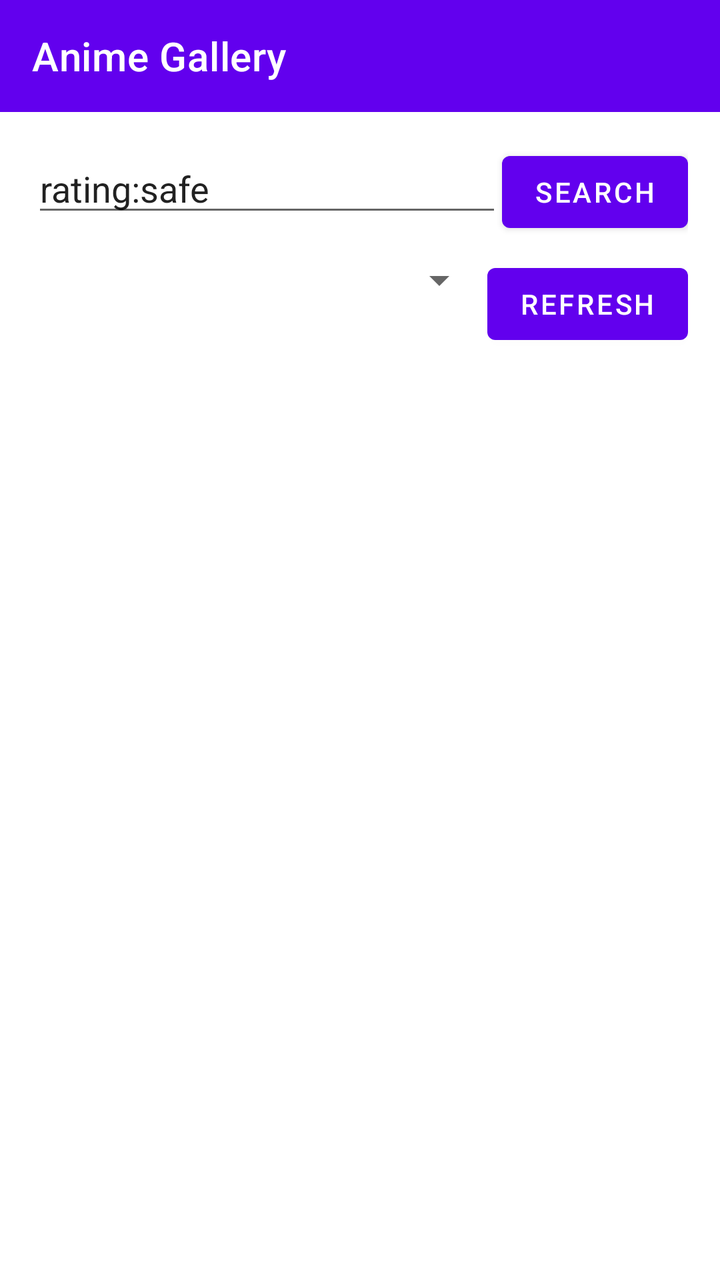
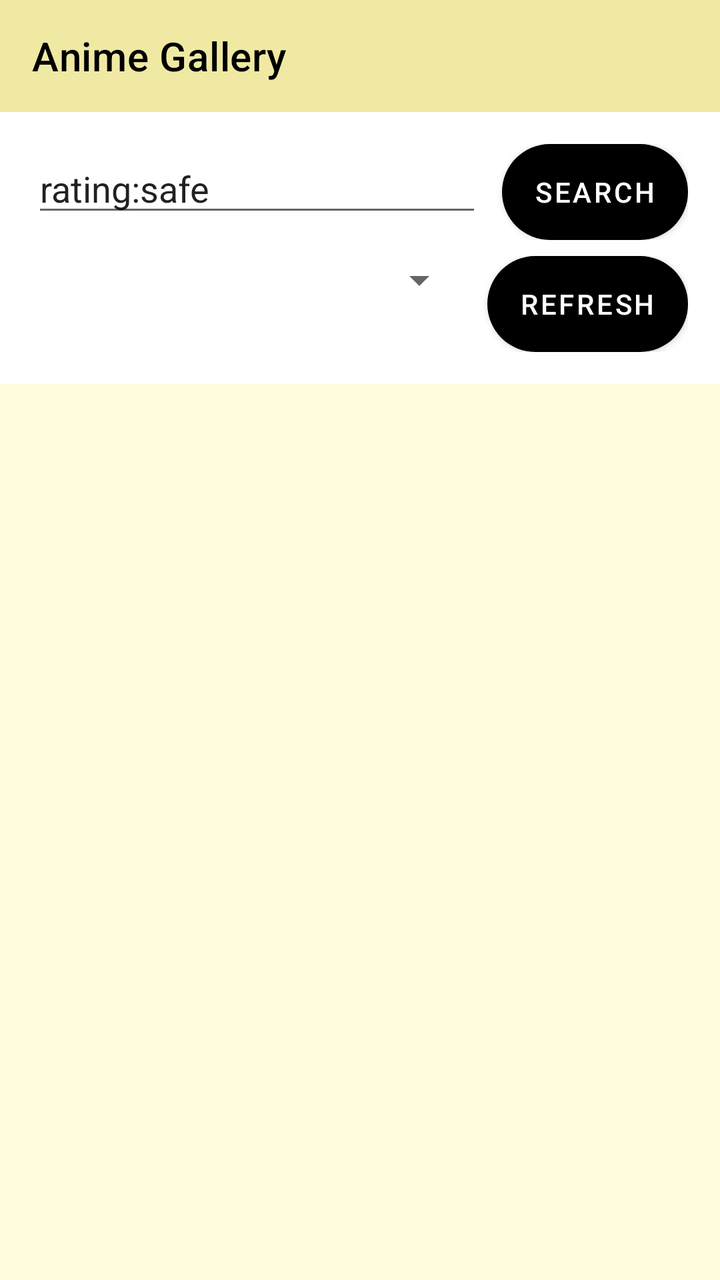

The first picture is an Android layout as it rendered before a commit; the second is the same layout after the commit. The layout source and the unified diff follow.
<!-- AndroidManifest.xml: activity theme Theme.MyAnimeTracker.NoActionBar -->
<!-- res/layout/activity_gallery.xml -->
<?xml version="1.0" encoding="utf-8"?>
<LinearLayout xmlns:android="http://schemas.android.com/apk/res/android"
    xmlns:app="http://schemas.android.com/apk/res-auto"
    android:layout_width="match_parent"
    android:layout_height="match_parent"
    android:orientation="vertical">

    <androidx.appcompat.widget.Toolbar
        android:id="@+id/toolbar"
        android:layout_width="match_parent"
        android:layout_height="?attr/actionBarSize"
        android:background="?attr/colorPrimary"
        android:theme="@style/ThemeOverlay.AppCompat.Dark.ActionBar"
        app:title="Anime Gallery" />

    <LinearLayout
        android:layout_width="match_parent"
        android:layout_height="wrap_content"
        android:orientation="vertical"
        android:padding="16dp">

        <LinearLayout
            android:layout_width="match_parent"
            android:layout_height="wrap_content"
            android:orientation="horizontal">

            <EditText
                android:id="@+id/searchEditText"
                android:layout_width="0dp"
                android:layout_height="wrap_content"
                android:layout_weight="1"
                android:hint="Search tags..."
                android:text="rating:safe" />

            <Button
                android:id="@+id/searchButton"
                android:layout_width="wrap_content"
                android:layout_height="wrap_content"
                android:text="Search" />

        </LinearLayout>

        <LinearLayout
            android:layout_width="match_parent"
            android:layout_height="wrap_content"
            android:orientation="horizontal"
            android:layout_marginTop="8dp">

            <Spinner
                android:id="@+id/tagsSpinner"
                android:layout_width="0dp"
                android:layout_height="wrap_content"
                android:layout_weight="01" />

            <Button
                android:id="@+id/refreshButton"
                android:layout_width="wrap_content"
                android:layout_height="wrap_content"
                android:text="Refresh" />

        </LinearLayout>

        <ProgressBar
            android:id="@+id/progressBar"
            android:layout_width="wrap_content"
            android:layout_height="wrap_content"
            android:layout_gravity="center"
            android:layout_margin="16dp"
            android:visibility="gone" />

    </LinearLayout>

    <androidx.recyclerview.widget.RecyclerView
        android:id="@+id/postsRecyclerView"
        android:layout_width="match_parent"
        android:layout_height="match_parent" />

</LinearLayout>
<!-- resources referenced by this layout -->
<resources>
  <style name="Theme.MyAnimeTracker.NoActionBar">
          <item name="windowActionBar">false</item>
          <item name="windowNoTitle">true</item>
      </style>
</resources>

<!-- the commit's change to res/layout/activity_gallery.xml (unified diff, before → after) -->
@@ -9,9 +9,10 @@
         android:id="@+id/toolbar"
         android:layout_width="match_parent"
         android:layout_height="?attr/actionBarSize"
-        android:background="?attr/colorPrimary"
+        android:background="@drawable/top_background"
         android:theme="@style/ThemeOverlay.AppCompat.Dark.ActionBar"
-        app:title="Anime Gallery" />
+        app:title="Anime Gallery"
+        app:titleTextColor="@color/black"/>
 
     <LinearLayout
         android:layout_width="match_parent"
@@ -36,7 +37,10 @@
                 android:id="@+id/searchButton"
                 android:layout_width="wrap_content"
                 android:layout_height="wrap_content"
-                android:text="Search" />
+                android:background="@drawable/button"
+                app:backgroundTint="@null"
+                android:layout_marginStart="10dp"
+                android:text="@string/search" />
 
         </LinearLayout>
 
@@ -56,7 +60,10 @@
                 android:id="@+id/refreshButton"
                 android:layout_width="wrap_content"
                 android:layout_height="wrap_content"
-                android:text="Refresh" />
+                android:background="@drawable/button"
+                app:backgroundTint="@null"
+                android:layout_marginStart="10dp"
+                android:text="@string/refresh" />
 
         </LinearLayout>
 
@@ -73,6 +80,7 @@
     <androidx.recyclerview.widget.RecyclerView
         android:id="@+id/postsRecyclerView"
         android:layout_width="match_parent"
-        android:layout_height="match_parent" />
+        android:layout_height="match_parent"
+        android:background="@drawable/main_background"/>
 
 </LinearLayout>
<!-- resource entries referenced after the edit -->
@@ -1,5 +1,37 @@
 <!-- resources referenced by this layout -->
 <resources>
+  <color name="black">#FF000000</color>
+  <!-- drawable button (drawable) -->
+  <?xml version="1.0" encoding="utf-8"?>
+  <layer-list xmlns:android="http://schemas.android.com/apk/res/android">
+      <item>
+          <shape>
+              <solid android:color="@color/black"/>
+              <corners
+                  android:radius="50dp"/>
+          </shape>
+      </item>
+  </layer-list>
+  <!-- drawable main_background (drawable) -->
+  <layer-list xmlns:android="http://schemas.android.com/apk/res/android">
+      <item>
+          <shape android:shape="rectangle">
+              <solid
+                  android:color="#FFFCDD"/>
+          </shape>
+      </item>
+  </layer-list>
+  <!-- drawable top_background (drawable) -->
+  <?xml version="1.0" encoding="utf-8"?>
+  <layer-list xmlns:android="http://schemas.android.com/apk/res/android">
+      <item>
+          <shape>
+              <solid android:color="#F0E9A3"/>
+          </shape>
+      </item>
+  </layer-list>
+  <string name="refresh">Refresh</string>
+  <string name="search">Search</string>
   <style name="Theme.MyAnimeTracker.NoActionBar">
           <item name="windowActionBar">false</item>
           <item name="windowNoTitle">true</item>
